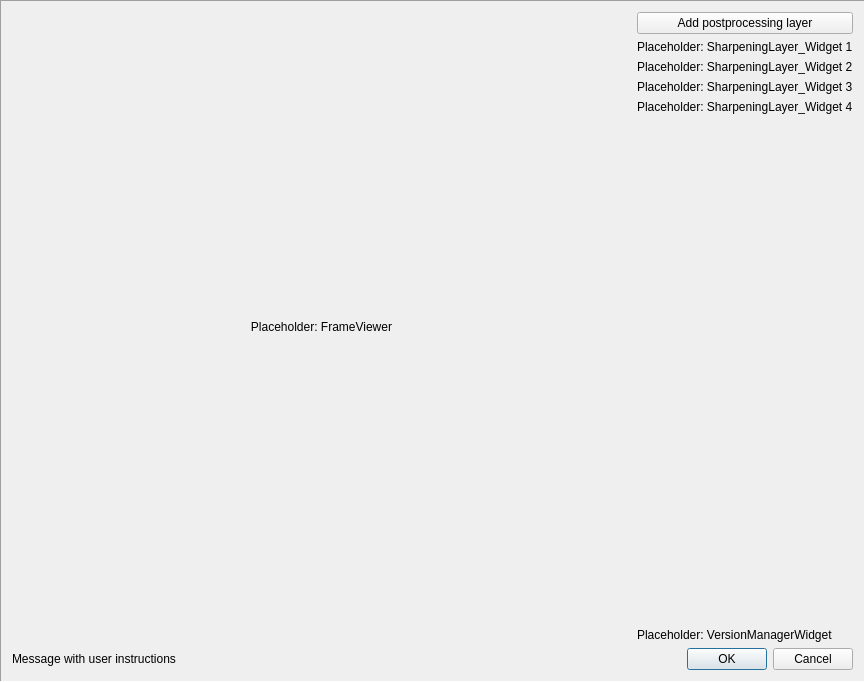
Rolf-Hempel/PlanetarySystemStacker, file Source/postproc_editor_gui.ui: the form before one commit.
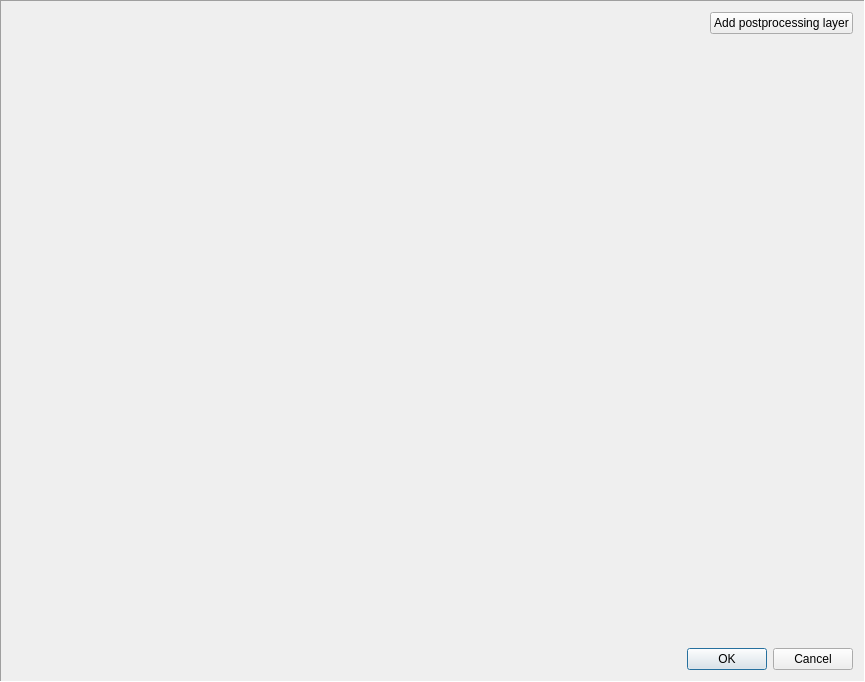
The form after the commit.

Commit message: Most GUI functions in postproc editor implemented

What changed in the file:
```diff
--- a/Source/postproc_editor_gui.ui
+++ b/Source/postproc_editor_gui.ui
@@ -39,14 +39,14 @@
    <item row="1" column="1">
     <widget class="QLabel" name="SharpeningLayerWidget_1">
      <property name="text">
-      <string>Placeholder: SharpeningLayer_Widget 1</string>
+      <string/>
      </property>
     </widget>
    </item>
    <item row="2" column="1">
     <widget class="QLabel" name="SharpeningLayerWidget_2">
      <property name="text">
-      <string>Placeholder: SharpeningLayer_Widget 2</string>
+      <string/>
      </property>
     </widget>
    </item>
@@ -55,7 +55,7 @@
      <item>
       <widget class="QLabel" name="label_message">
        <property name="text">
-        <string>Message with user instructions</string>
+        <string/>
        </property>
       </widget>
      </item>
@@ -97,28 +97,28 @@
    <item row="6" column="1">
     <widget class="QLabel" name="VersionManagerWidget">
      <property name="text">
-      <string>Placeholder: VersionManagerWidget</string>
+      <string/>
      </property>
     </widget>
    </item>
    <item row="3" column="1">
     <widget class="QLabel" name="SharpeningLayerWidget_3">
      <property name="text">
-      <string>Placeholder: SharpeningLayer_Widget 3</string>
+      <string/>
      </property>
     </widget>
    </item>
    <item row="4" column="1">
     <widget class="QLabel" name="SharpeningLayerWidget_4">
      <property name="text">
-      <string>Placeholder: SharpeningLayer_Widget 4</string>
+      <string/>
      </property>
     </widget>
    </item>
    <item row="0" column="0" rowspan="7">
     <widget class="QLabel" name="FrameViewer">
      <property name="text">
-      <string>Placeholder: FrameViewer</string>
+      <string/>
      </property>
      <property name="alignment">
       <set>Qt::AlignCenter</set>
```
The commit also changes 6 other files.
